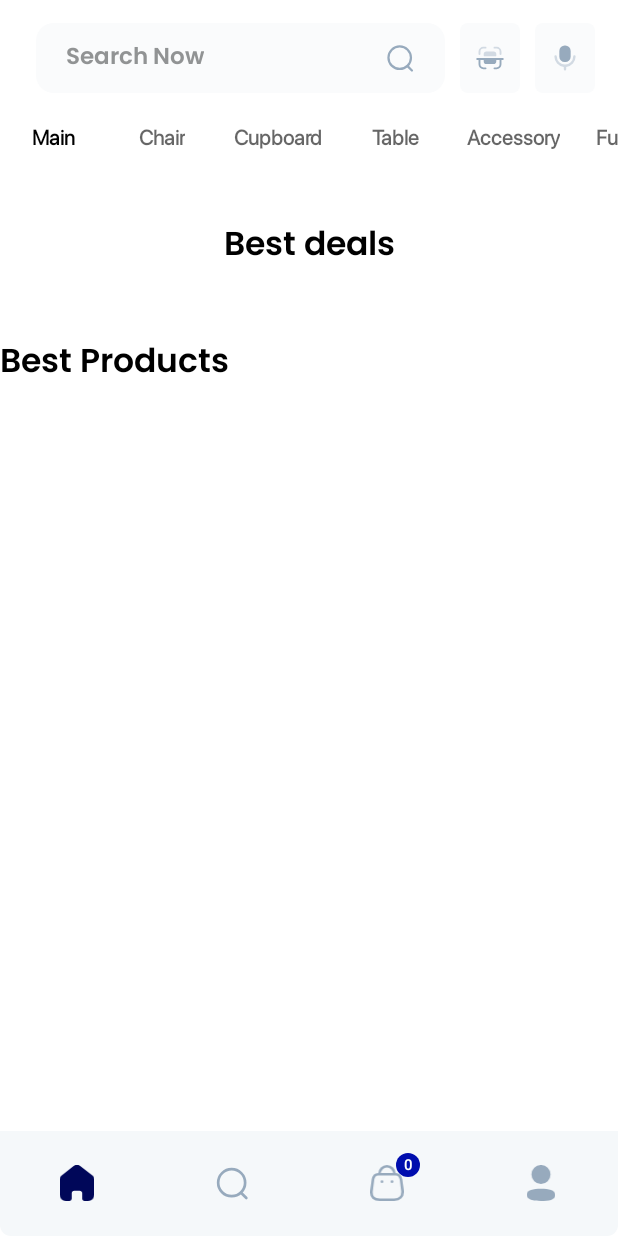
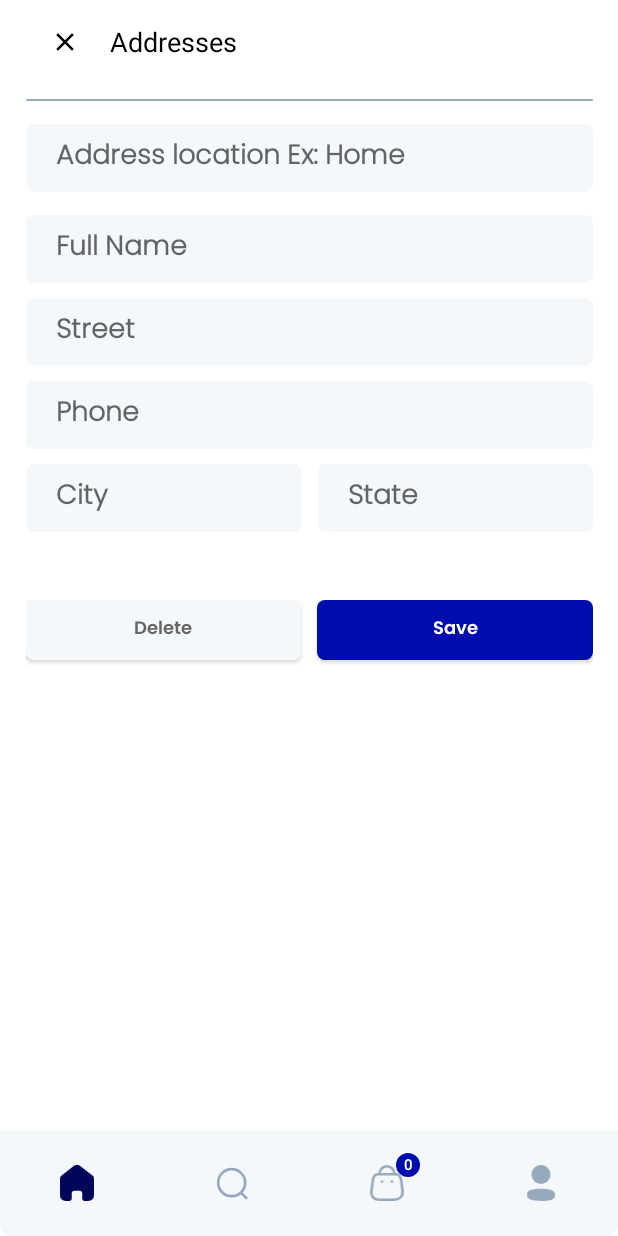
Before and after one commit to lyamat/shopapp_android, an Android app: the screen it shows after launch once a user with an empty profile is signed in (ShoppingActivity), on a phone screen of 412 x 824 dp. Run offline under Robolectric (Android 15) with nearby library versions, the phone set to English and light mode, and no system bars; our stand-ins replace Dagger/Hilt's generated code, Firebase (no records; nobody signed in at launch, a user with empty details on screens opened directly), navigation-ui.

Commit message:
add address to profile

```diff
--- /dev/null
+++ b/app/src/main/java/com/example/kelineyt/fragments/shopping/AddressFragment.kt
@@ -0,0 +1,83 @@
+package com.example.kelineyt.fragments.shopping
+
+import android.os.Bundle
+import android.view.LayoutInflater
+import android.view.View
+import android.view.ViewGroup
+import android.widget.Toast
+import androidx.fragment.app.Fragment
+import androidx.fragment.app.viewModels
+import androidx.lifecycle.lifecycleScope
+import androidx.navigation.fragment.findNavController
+import com.example.kelineyt.data.Address
+import com.example.kelineyt.databinding.FragmentAddressBinding
+import com.example.kelineyt.util.Resource
+import com.example.kelineyt.viewmodel.AddressViewModel
+import dagger.hilt.android.AndroidEntryPoint
+import kotlinx.coroutines.flow.collectLatest
+
+@AndroidEntryPoint
+class AddressFragment : Fragment() {
+
+    private lateinit var binding: FragmentAddressBinding
+    val viewModel by viewModels<AddressViewModel>()
+
+    override fun onCreate(savedInstanceState: Bundle?) {
+        super.onCreate(savedInstanceState)
+
+        lifecycleScope.launchWhenStarted {
+            viewModel.addNewAddress.collectLatest {
+                when (it) {
+                    is Resource.Loading -> {
+                        binding.progressbarAddress.visibility = View.VISIBLE
+                    }
+                    is Resource.Success ->{
+                        binding.progressbarAddress.visibility = View.INVISIBLE
+                        findNavController().navigateUp()
+                    }
+                    is Resource.Error ->{
+                        Toast.makeText(requireContext(), it.message, Toast.LENGTH_SHORT).show()
+                    }
+                    else -> Unit
+                }
+            }
+        }
+
+        lifecycleScope.launchWhenStarted {
+            viewModel.error.collectLatest {
+                Toast.makeText(requireContext(), it, Toast.LENGTH_SHORT).show()
+            }
+        }
+    }
+
+    override fun onCreateView(
+        inflater: LayoutInflater,
+        container: ViewGroup?,
+        savedInstanceState: Bundle?
+    ): View {
+        binding = FragmentAddressBinding.inflate(inflater)
+        return binding.root
+    }
+
+    override fun onViewCreated(view: View, savedInstanceState: Bundle?) {
+        super.onViewCreated(view, savedInstanceState)
+
+        binding.apply {
+            buttonSave.setOnClickListener {
+                val addressTitle = edAddressTitle.text.toString()
+                val fullName = edFullName.text.toString()
+                val street = edStreet.text.toString()
+                val phone = edPhone.text.toString()
+                val city = edCity.text.toString()
+                val state = edState.text.toString()
+                val address = Address(addressTitle, fullName, street, phone, city, state)
+
+                viewModel.addAddress(address)
+            }
+        }
+
+    }
+
+
+
+}
--- /dev/null
+++ b/app/src/main/java/com/example/kelineyt/viewmodel/AddressViewModel.kt
@@ -0,0 +1,56 @@
+package com.example.kelineyt.viewmodel
+
+import androidx.lifecycle.ViewModel
+import androidx.lifecycle.viewModelScope
+import com.example.kelineyt.data.Address
+import com.example.kelineyt.util.Resource
+import com.google.firebase.auth.FirebaseAuth
+import com.google.firebase.firestore.FirebaseFirestore
+import dagger.hilt.android.lifecycle.HiltViewModel
+import kotlinx.coroutines.flow.MutableSharedFlow
+import kotlinx.coroutines.flow.MutableStateFlow
+import kotlinx.coroutines.flow.asSharedFlow
+import kotlinx.coroutines.flow.asStateFlow
+import kotlinx.coroutines.launch
+import javax.inject.Inject
+
+@HiltViewModel
+class AddressViewModel @Inject constructor(
+    private val firestore: FirebaseFirestore,
+    private val auth: FirebaseAuth
+): ViewModel() {
+
+    private val _addNewAddress = MutableStateFlow<Resource<Address>>(Resource.Unspecified())
+    val addNewAddress = _addNewAddress.asStateFlow()
+
+    private val _error = MutableSharedFlow<String>()
+    val error = _error.asSharedFlow()
+    fun addAddress(address: Address) {
+        val validateInputs = validateInputs(address)
+        if(validateInputs) {
+            viewModelScope.launch { _addNewAddress.emit(Resource.Loading()) }
+            firestore.collection("user").document(auth.uid!!).collection("address").document()
+                .set(address)
+                .addOnSuccessListener {
+                    viewModelScope.launch { _addNewAddress.emit(Resource.Success(address)) }
+                }
+                .addOnFailureListener {
+                    viewModelScope.launch { _addNewAddress.emit(Resource.Error(it.message.toString())) }
+                }
+        }
+        else {
+            viewModelScope.launch { _error.emit("All fields are required") }
+        }
+    }
+
+    private fun validateInputs(address: Address): Boolean {
+        return address.addressTitle.trim().isNotEmpty() &&
+                address.city.trim().isNotEmpty() &&
+                address.phone.trim().isNotEmpty() &&
+                address.state.trim().isNotEmpty() &&
+                address.fullName.trim().isNotEmpty() &&
+                address.street.trim().isNotEmpty()
+    }
+
+
+}
--- a/app/src/main/java/com/example/kelineyt/viewmodel/CartViewModel.kt
+++ b/app/src/main/java/com/example/kelineyt/viewmodel/CartViewModel.kt
@@ -1,17 +1,16 @@
 package com.example.kelineyt.viewmodel
 
-import android.util.Log
 import androidx.lifecycle.ViewModel
 import androidx.lifecycle.viewModelScope
 import com.example.kelineyt.data.CartProduct
 import com.example.kelineyt.firebase.FirebaseCommon
+import com.example.kelineyt.helper.getProductPrice
 import com.example.kelineyt.util.Resource
 import com.google.firebase.auth.FirebaseAuth
 import com.google.firebase.firestore.DocumentSnapshot
 import com.google.firebase.firestore.FirebaseFirestore
 import dagger.hilt.android.lifecycle.HiltViewModel
-import kotlinx.coroutines.flow.MutableStateFlow
-import kotlinx.coroutines.flow.asStateFlow
+import kotlinx.coroutines.flow.*
 import kotlinx.coroutines.launch
 import javax.inject.Inject
 
@@ -26,7 +25,37 @@ class CartViewModel @Inject constructor(
         MutableStateFlow<Resource<List<CartProduct>>>(Resource.Unspecified())
     val cartProducts = _cartProducts.asStateFlow()
 
+
+    val productsPrice = cartProducts.map {
+        when (it) {
+            is Resource.Success -> {
+                calculatePrice(it.data!!)
+            }
+            else -> null
+        }
+    }
+    private val _deleteDialog = MutableSharedFlow<CartProduct>()
+    val deleteDialog = _deleteDialog.asSharedFlow()
+
     private var cartProductDocuments = emptyList<DocumentSnapshot>()
+
+
+    fun deleteCartProduct(cartProduct: CartProduct) {
+        val index = cartProducts.value.data?.indexOf(cartProduct)
+        if (index != null && index != -1) {
+            val documentId = cartProductDocuments[index].id
+            firestore.collection("user").document(auth.uid!!).collection("cart")
+                .document(documentId).delete()
+        }
+    }
+
+
+    private fun calculatePrice(data: List<CartProduct>): Float {
+        return data.sumByDouble { cartProduct ->
+            (cartProduct.product.offerPercentage.getProductPrice(cartProduct.product.price) * cartProduct.quantity).toDouble()
+        }.toFloat()
+    }
+
 
     init {
         getCartProducts()
@@ -55,13 +84,23 @@ class CartViewModel @Inject constructor(
 
         val index = cartProducts.value.data?.indexOf(cartProduct)
 
+        /**
+         * index could be equal to -1 if the function [getCartProducts] delays which will also delay the result we expect to be inside the [_cartProducts]
+         * and to prevent the app from crashing we make a check
+         */
         if (index != null && index != -1) {
             val documentId = cartProductDocuments[index].id
-            when(quantityChanging){
-                FirebaseCommon.QuantityChanging.INCREASE ->{
+            when (quantityChanging) {
+                FirebaseCommon.QuantityChanging.INCREASE -> {
+                    viewModelScope.launch { _cartProducts.emit(Resource.Loading()) }
                     increaseQuantity(documentId)
                 }
-                FirebaseCommon.QuantityChanging.DECREASE ->{
+                FirebaseCommon.QuantityChanging.DECREASE -> {
+                    if (cartProduct.quantity == 1) {
+                        viewModelScope.launch { _deleteDialog.emit(cartProduct) }
+                        return
+                    }
+                    viewModelScope.launch { _cartProducts.emit(Resource.Loading()) }
                     decreaseQuantity(documentId)
                 }
             }
@@ -69,14 +108,14 @@ class CartViewModel @Inject constructor(
     }
 
     private fun decreaseQuantity(documentId: String) {
-        firebaseCommon.decreaseQuantity(documentId){ result, exception ->
+        firebaseCommon.decreaseQuantity(documentId) { result, exception ->
             if (exception != null)
                 viewModelScope.launch { _cartProducts.emit(Resource.Error(exception.message.toString())) }
         }
     }
 
     private fun increaseQuantity(documentId: String) {
-        firebaseCommon.increaseQuantity(documentId){ result, exception ->
+        firebaseCommon.increaseQuantity(documentId) { result, exception ->
             if (exception != null)
                 viewModelScope.launch { _cartProducts.emit(Resource.Error(exception.message.toString())) }
         }
--- /dev/null
+++ b/app/src/main/res/layout/fragment_address.xml
@@ -0,0 +1,232 @@
+<androidx.constraintlayout.widget.ConstraintLayout xmlns:android="http://schemas.android.com/apk/res/android"
+    xmlns:app="http://schemas.android.com/apk/res-auto"
+    android:layout_width="match_parent"
+    android:layout_height="match_parent">
+
+    <androidx.appcompat.widget.Toolbar
+        android:id="@+id/toolbarAddresses"
+        android:layout_width="0dp"
+        android:layout_height="wrap_content"
+        app:layout_constraintEnd_toEndOf="@id/guideline2"
+        app:layout_constraintStart_toStartOf="@id/guideline1"
+        app:layout_constraintTop_toTopOf="parent">
+
+        <androidx.constraintlayout.widget.ConstraintLayout
+            android:layout_width="match_parent"
+            android:layout_height="match_parent">
+
+            <ImageView
+                android:id="@+id/imageAddressClose"
+                android:layout_width="20dp"
+                android:layout_height="20dp"
+                android:scaleType="centerInside"
+                android:src="@drawable/ic_close"
+                app:layout_constraintBottom_toBottomOf="parent"
+                app:layout_constraintStart_toStartOf="parent"
+                app:layout_constraintTop_toTopOf="parent"
+                app:tint="@color/black" />
+
+            <TextView
+                android:id="@+id/tvPaymentMethods"
+                android:layout_width="wrap_content"
+                android:layout_height="wrap_content"
+                android:layout_marginStart="20dp"
+                android:text="Addresses"
+                android:textColor="@color/black"
+                android:textSize="18sp"
+                app:layout_constraintBottom_toBottomOf="@+id/imageAddressClose"
+                app:layout_constraintStart_toEndOf="@id/imageAddressClose"
+                app:layout_constraintTop_toTopOf="@+id/imageAddressClose" />
+        </androidx.constraintlayout.widget.ConstraintLayout>
+    </androidx.appcompat.widget.Toolbar>
+
+    <View
+        android:id="@+id/topLine"
+        android:layout_width="0dp"
+        android:layout_height="1dp"
+        android:layout_marginTop="10dp"
+        android:background="@drawable/white_background"
+        android:backgroundTint="@color/g_blue_gray200"
+        app:layout_constraintEnd_toEndOf="@id/guideline2"
+        app:layout_constraintStart_toStartOf="@id/guideline1"
+        app:layout_constraintTop_toBottomOf="@id/toolbarAddresses" />
+
+    <EditText
+        android:id="@+id/edAddressTitle"
+        android:layout_width="0dp"
+        android:layout_height="45dp"
+        android:layout_marginTop="15dp"
+        android:background="@drawable/white_background"
+        android:fontFamily="@font/poppins_light"
+        android:gravity="start|center_vertical"
+        android:hint="Address location Ex: Home"
+        android:paddingStart="20dp"
+        android:paddingEnd="20dp"
+        android:singleLine="true"
+        android:textStyle="bold"
+        app:layout_constraintEnd_toEndOf="@id/guideline2"
+        app:layout_constraintStart_toStartOf="@id/guideline1"
+        app:layout_constraintTop_toBottomOf="@+id/topLine" />
+
+    <EditText
+        android:id="@+id/edFullName"
+        android:layout_width="0dp"
+        android:layout_height="45dp"
+        android:layout_marginTop="15dp"
+        android:background="@drawable/white_background"
+        android:fontFamily="@font/poppins_light"
+        android:gravity="start|center_vertical"
+        android:hint="Full Name"
+        android:paddingStart="20dp"
+        android:paddingEnd="20dp"
+        android:singleLine="true"
+        android:textStyle="bold"
+        app:layout_constraintEnd_toEndOf="@id/guideline2"
+        app:layout_constraintStart_toStartOf="@id/guideline1"
+        app:layout_constraintTop_toBottomOf="@+id/edAddressTitle" />
+
+    <EditText
+        android:id="@+id/edStreet"
+        android:layout_width="0dp"
+        android:layout_height="45dp"
+        android:layout_marginTop="10dp"
+        android:background="@drawable/white_background"
+        android:fontFamily="@font/poppins_light"
+        android:gravity="start|center_vertical"
+        android:hint="Street"
+        android:paddingStart="20dp"
+        android:paddingEnd="20dp"
+        android:singleLine="true"
+        android:textStyle="bold"
+        app:layout_constraintEnd_toEndOf="@id/guideline2"
+        app:layout_constraintStart_toStartOf="@id/guideline1"
+        app:layout_constraintTop_toBottomOf="@id/edFullName" />
+
+    <LinearLayout
+        android:id="@+id/linear"
+        android:layout_width="0dp"
+        android:layout_height="wrap_content"
+        android:orientation="horizontal"
+        app:layout_constraintEnd_toEndOf="@id/guideline2"
+        app:layout_constraintHorizontal_bias="0.484"
+        app:layout_constraintStart_toStartOf="@id/guideline1"
+        app:layout_constraintTop_toBottomOf="@+id/edPhone">
+
+        <EditText
+            android:id="@+id/edCity"
+            android:layout_width="378dp"
+            android:layout_height="45dp"
+            android:layout_marginTop="10dp"
+            android:layout_marginEnd="5dp"
+            android:layout_weight="1"
+            android:background="@drawable/white_background"
+            android:fontFamily="@font/poppins_light"
+            android:gravity="start|center_vertical"
+            android:hint="City"
+            android:paddingStart="20dp"
+            android:paddingEnd="20dp"
+            android:singleLine="true"
+            android:textStyle="bold" />
+
+        <EditText
+            android:id="@+id/edState"
+            android:layout_width="378dp"
+            android:layout_height="45dp"
+            android:layout_marginStart="5dp"
+            android:layout_marginTop="10dp"
+            android:layout_weight="1"
+            android:background="@drawable/white_background"
+            android:fontFamily="@font/poppins_light"
+            android:gravity="start|center_vertical"
+            android:hint="State"
+            android:paddingStart="20dp"
+            android:paddingEnd="20dp"
+            android:singleLine="true"
+            android:textStyle="bold" />
+    </LinearLayout>
+
+    <EditText
+        android:id="@+id/edPhone"
+        android:layout_width="0dp"
+        android:layout_height="45dp"
+        android:layout_marginTop="10dp"
+        android:background="@drawable/white_background"
+        android:fontFamily="@font/poppins_light"
+        android:gravity="start|center_vertical"
+        android:hint="Phone"
+        android:paddingStart="20dp"
+        android:paddingEnd="20dp"
+        android:phoneNumber="true"
+        android:singleLine="true"
+        android:textStyle="bold"
+        app:layout_constraintEnd_toStartOf="@+id/guideline2"
+        app:layout_constraintStart_toStartOf="@+id/guideline1"
+        app:layout_constraintTop_toBottomOf="@+id/edStreet" />
+
+    <LinearLayout
+        android:layout_width="0dp"
+        android:layout_height="wrap_content"
+        android:layout_marginTop="45dp"
+        android:orientation="horizontal"
+        app:layout_constraintEnd_toEndOf="@id/guideline2"
+        app:layout_constraintHorizontal_bias="1.0"
+        app:layout_constraintStart_toStartOf="@id/guideline1"
+        app:layout_constraintTop_toBottomOf="@id/linear"
+        app:layout_constraintVertical_bias="0.494">
+
+        <androidx.appcompat.widget.AppCompatButton
+            android:id="@+id/buttonDelelte"
+            android:layout_width="0dp"
+            android:layout_height="40dp"
+            android:layout_marginEnd="5dp"
+            android:layout_marginBottom="20dp"
+            android:layout_weight="1"
+            android:background="@drawable/white_background"
+            android:fontFamily="@font/poppins_thin"
+            android:text="Delete"
+            android:textAllCaps="false"
+            android:textColor="@color/g_gray700"
+            android:textSize="12dp"
+            android:visibility="visible" />
+
+        <androidx.appcompat.widget.AppCompatButton
+            android:id="@+id/buttonSave"
+            android:layout_width="0dp"
+            android:layout_height="40dp"
+            android:layout_marginStart="5dp"
+            android:layout_marginBottom="20dp"
+            android:layout_weight="1"
+            android:background="@drawable/blue_background"
+            android:fontFamily="@font/poppins_thin"
+            android:text="Save"
+            android:textAllCaps="false"
+            android:textColor="@color/white"
+            android:textSize="12dp"
+            android:visibility="visible" />
+    </LinearLayout>
+
+    <ProgressBar
+        android:id="@+id/progressbarAddress"
+        android:layout_width="wrap_content"
+        android:layout_height="wrap_content"
+        android:layout_marginBottom="45dp"
+        android:indeterminateTint="@color/g_gray700"
+        android:visibility="gone"
+        app:layout_constraintBottom_toBottomOf="parent"
+        app:layout_constraintEnd_toEndOf="parent"
+        app:layout_constraintStart_toStartOf="parent" />
+
+    <androidx.constraintlayout.widget.Guideline
+        android:id="@+id/guideline1"
+        android:layout_width="wrap_content"
+        android:layout_height="wrap_content"
+        android:orientation="vertical"
+        app:layout_constraintGuide_percent="0.04136253" />
+
+    <androidx.constraintlayout.widget.Guideline
+        android:id="@+id/guideline2"
+        android:layout_width="wrap_content"
+        android:layout_height="wrap_content"
+        android:orientation="vertical"
+        app:layout_constraintGuide_percent="0.96" />
+</androidx.constraintlayout.widget.ConstraintLayout>
--- a/app/src/main/res/layout/fragment_cart.xml
+++ b/app/src/main/res/layout/fragment_cart.xml
@@ -158,7 +158,7 @@
 
 
         <androidx.constraintlayout.widget.ConstraintLayout
-            android:id="@+id/layoutCarEmpty"
+            android:id="@+id/layout_cart_empty"
             android:layout_width="match_parent"
             android:layout_height="match_parent"
             android:visibility="gone">
--- a/app/src/main/res/navigation/shopping_graph.xml
+++ b/app/src/main/res/navigation/shopping_graph.xml
@@ -3,7 +3,7 @@
     xmlns:app="http://schemas.android.com/apk/res-auto"
     xmlns:tools="http://schemas.android.com/tools"
     android:id="@+id/shopping_graph"
-    app:startDestination="@id/homeFragment">
+    app:startDestination="@id/addressFragment">
 
     <fragment
         android:id="@+id/homeFragment"
@@ -36,7 +36,11 @@
         android:id="@+id/profileFragment"
         android:name="com.example.kelineyt.fragments.shopping.ProfileFragment"
         android:label="ProfileFragment"
-        tools:layout="@layout/fragment_profile"/>
+        tools:layout="@layout/fragment_profile">
+        <action
+            android:id="@+id/action_profileFragment_to_addressFragment"
+            app:destination="@id/addressFragment" />
+    </fragment>
     <fragment
         android:id="@+id/productDetailsFragment"
         android:name="com.example.kelineyt.fragments.shopping.ProductDetailsFragment"
@@ -46,4 +50,9 @@
             android:name="product"
             app:argType="com.example.kelineyt.data.Product" />
     </fragment>
+    <fragment
+        android:id="@+id/addressFragment"
+        android:name="com.example.kelineyt.fragments.shopping.AddressFragment"
+        android:label="AddressFragment"
+        tools:layout="@layout/fragment_address"/>
 </navigation>
```
Also changed, not shown: app/src/main/java/com/example/kelineyt/data/Address.kt (added, +16 -0 lines), app/src/main/java/com/example/kelineyt/fragments/shopping/CartFragment.kt (+139 -1 lines).
